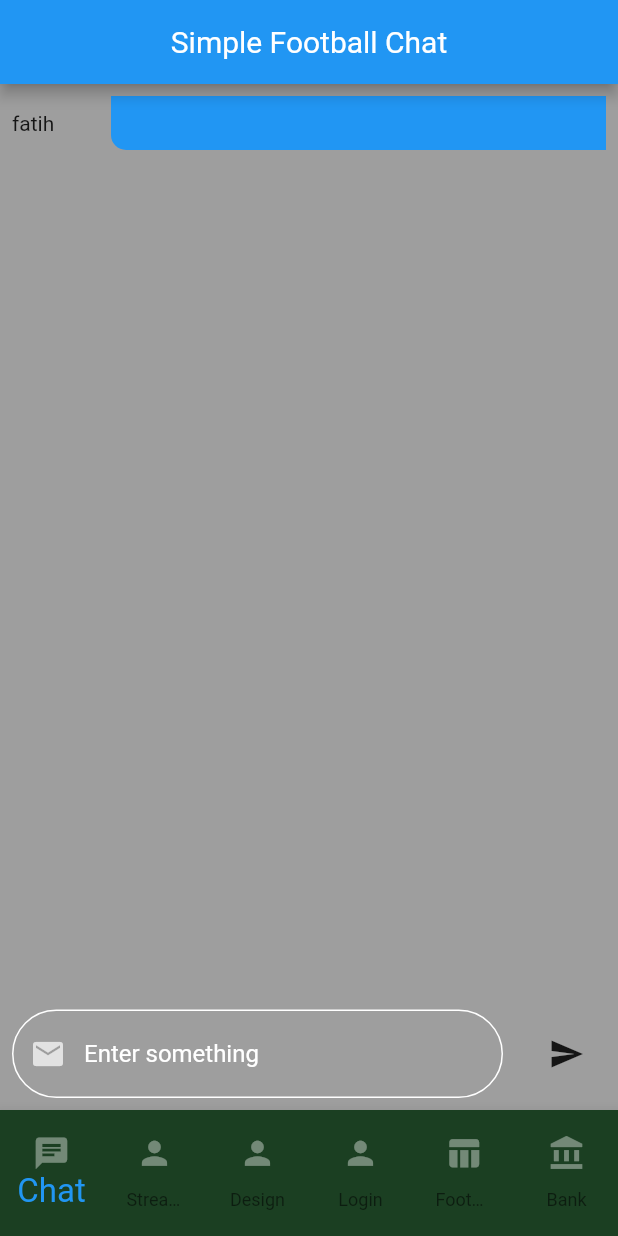
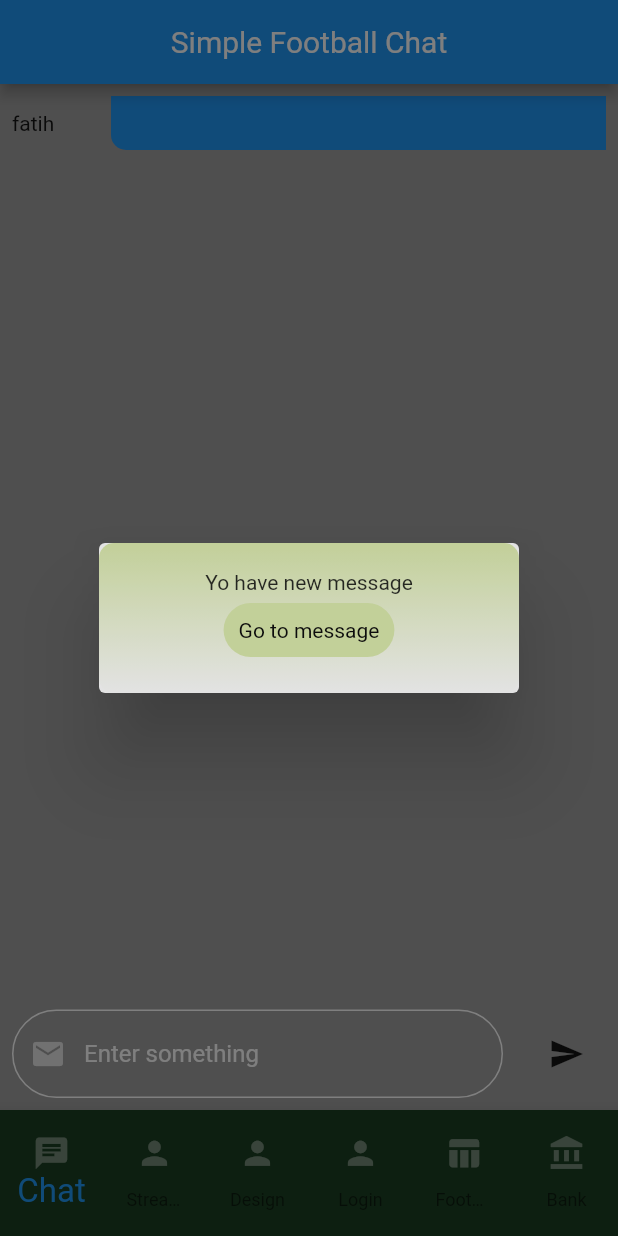
Before and after one commit to deveyloper/simple_football, a Flutter app: the screen it shows after launch, after a tap on the "send" icon, on a phone screen of 412 x 824 dp. Run offline on Flutter 3.47's test engine with Material 2 defaults, Android fonts, the phone set to English and light mode, and no system bars; our stand-ins replace cloud_firestore; missing offline and left inert: global_configuration; accounts and stored records are empty.

Commit message:
chat page

```diff
--- a/lib/pages/chat_page.dart
+++ b/lib/pages/chat_page.dart
@@ -11,10 +11,17 @@ class _ChatPageState extends State<ChatPage> {
   final _chatMessageTextController = TextEditingController();
   final _chatListController = ScrollController();
   final dataKey = new GlobalKey();
-
+  int maxTimestamp = 0;
   @override
   Widget build(BuildContext context) {
-    return Scaffold(
+    return GestureDetector(
+      onTap: () {
+        FocusScopeNode currentFocus = FocusScope.of(context);
+        if (!currentFocus.hasPrimaryFocus) {
+          currentFocus.unfocus();
+        }
+      },
+      child: Scaffold(
         appBar: AppBar(
           title: Center(
             child: Text('Simple Football Chat'),
@@ -31,19 +38,23 @@ class _ChatPageState extends State<ChatPage> {
                     if (!snapshot.hasError &&
                         snapshot.hasData &&
                         snapshot.data.documents.length > 0) {
+                      if (snapshot.data
+                                  .documents[snapshot.data.documents.length - 1]
+                              ['timespan'] >
+                          maxTimestamp) {
+                        maxTimestamp = snapshot.data
+                                .documents[snapshot.data.documents.length - 1]
+                            ['timespan'];
+                        Future.delayed(Duration(seconds: 1),
+                            () => this._showFancyDialog());
+                      }
                       return ListView.builder(
                         controller: _chatListController,
-                      itemCount: snapshot.data.documents.length + 1,
+                        itemCount: snapshot.data.documents.length,
                         itemBuilder: ((builder, index) {
-                        if (index >= snapshot.data.documents.length) {
-                          _chatListController.jumpTo(
-                              _chatListController.position.maxScrollExtent);
-                          return SizedBox(
-                            height: 50,
-                            child: Divider(
-                              color: Colors.transparent,
-                            ),
-                          );
+                          if (index == snapshot.data.documents.length - 1) {
+                            Future.delayed(Duration(seconds: 1),
+                                () => _chatListController.jumpTo(_chatListController.position.maxScrollExtent));
                           }
                           return Padding(
                             padding: const EdgeInsets.all(8.0),
@@ -54,8 +65,10 @@ class _ChatPageState extends State<ChatPage> {
                                     children: <Widget>[
                                       Expanded(
                                         child: Container(
-                                          child: Text(snapshot.data
-                                              .documents[index].data['from'])),
+                                            child: Text(snapshot
+                                                .data
+                                                .documents[index]
+                                                .data['from'])),
                                       ),
                                       Expanded(
                                         flex: 5,
@@ -66,7 +79,8 @@ class _ChatPageState extends State<ChatPage> {
                                                     bottomLeft:
                                                         Radius.circular(10))),
                                             child: Padding(
-                                            padding: const EdgeInsets.all(10.0),
+                                              padding:
+                                                  const EdgeInsets.all(10.0),
                                               child: Text(
                                                 snapshot.data.documents[index]
                                                     .data['text'],
@@ -95,8 +109,8 @@ class _ChatPageState extends State<ChatPage> {
                               child: Text(
                                 'No data yet!',
                                 textAlign: TextAlign.center,
-                              style:
-                                  TextStyle(color: Colors.white, fontSize: 20),
+                                style: TextStyle(
+                                    color: Colors.white, fontSize: 20),
                               ),
                             )),
                       );
@@ -140,8 +154,8 @@ class _ChatPageState extends State<ChatPage> {
                             text: _chatMessageTextController.value.text));
                         _chatMessageTextController.clear();
                         FocusScope.of(context).requestFocus(FocusNode());
-                      _chatListController
-                          .jumpTo(_chatListController.position.maxScrollExtent);
+                        _chatListController.jumpTo(
+                            _chatListController.position.maxScrollExtent);
                       },
                       child: Icon(Icons.send),
                     ),
@@ -151,6 +165,46 @@ class _ChatPageState extends State<ChatPage> {
             ],
           ),
         ),
+      ),
     );
   }
+
+  void _showFancyDialog() {
+    showDialog(
+        context: context,
+        builder: (context) {
+          return Dialog(
+            child: Container(
+              height: 100,
+              width: 100,
+              decoration: BoxDecoration(
+                  borderRadius: BorderRadius.circular(10),
+                  gradient: LinearGradient(
+                      colors: [Color(0xFFD8E8A7), Colors.white],
+                      tileMode: TileMode.clamp,
+                      begin: Alignment.topCenter,
+                      end: Alignment.bottomCenter)),
+              child: Column(
+                mainAxisAlignment: MainAxisAlignment.center,
+                children: <Widget>[
+                  Text('Yo have new message'),
+                  FlatButton(
+                    shape: RoundedRectangleBorder(
+                        borderRadius: BorderRadius.circular(20)),
+                    padding: EdgeInsets.all(10),
+                    color: Color(0xFFD8E8A7),
+                    textColor: Colors.black,
+                    onPressed: () {
+                      _chatListController
+                          .jumpTo(_chatListController.position.maxScrollExtent);
+                      Navigator.pop(context);
+                    },
+                    child: Text('Go to message'),
+                  )
+                ],
+              ),
+            ),
+          );
+        });
   }
+}
```
Lines whose indentation alone changed are shown as unchanged.
